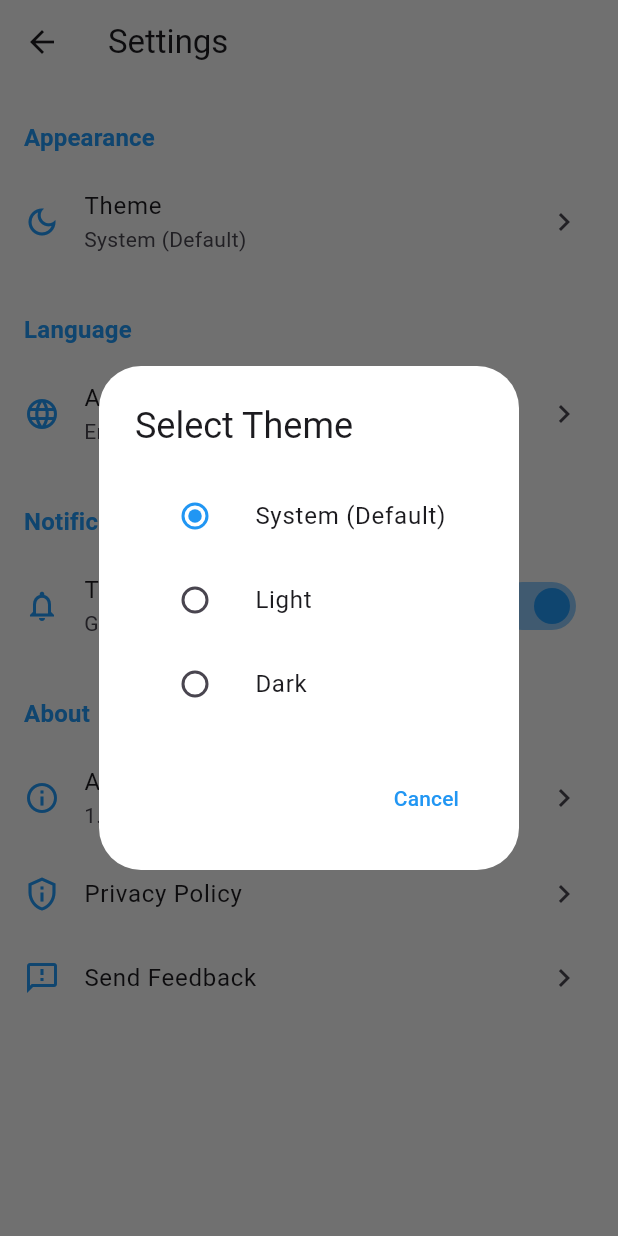
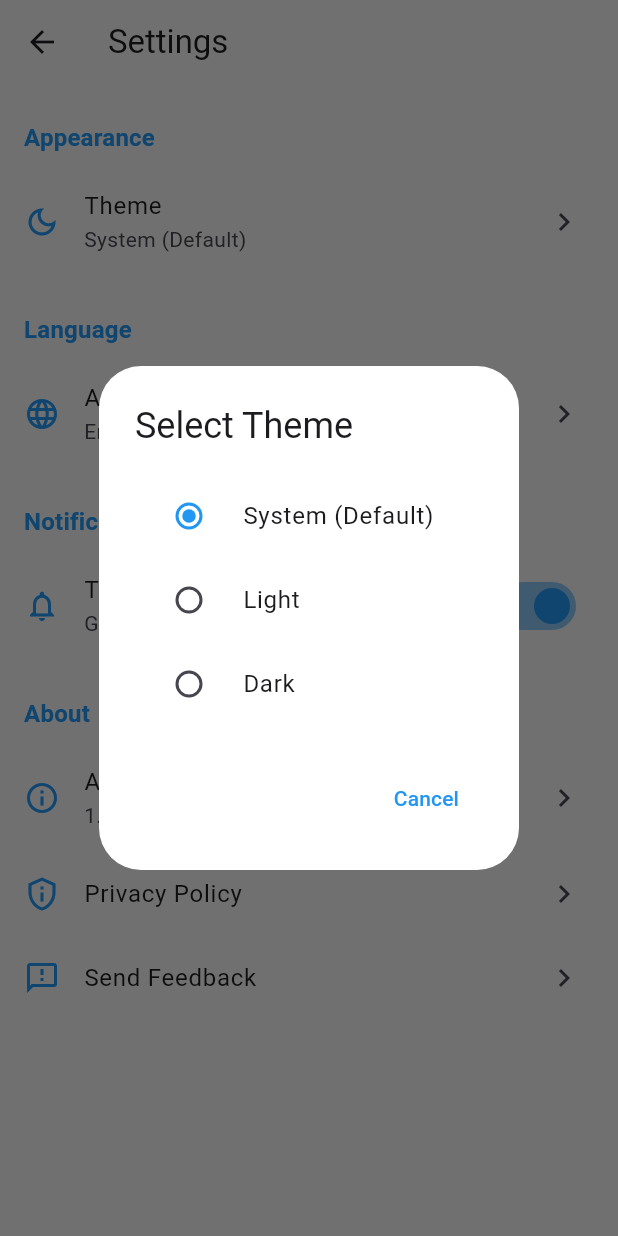
Before and after one commit to berkeenesakt/packflow, a Flutter app: the SettingsView screen opened by its route, after a tap on "Theme", on a phone screen of 412 x 824 dp. Run offline on Flutter 3.47's test engine with Material 3 defaults, Android fonts, the phone set to English and light mode, and no system bars; our stand-ins replace auto_route, easy_localization, equatable, firebase_core, flutter_local_notifications, hive and 4 more; accounts and stored records are empty.

Commit message:
Refactor settings view to replace ListTile with RadioListTile for theme and language selection, improving UI consistency and user interaction. Update onChanged behavior for better responsiveness.

```diff
--- a/lib/ui/view/settings/settings_view.dart
+++ b/lib/ui/view/settings/settings_view.dart
@@ -139,9 +139,8 @@ class _SettingsViewState extends State<SettingsView> {
         content: Column(
           mainAxisSize: MainAxisSize.min,
           children: [
-            ListTile(
+            RadioListTile<ThemeMode>(
               title: Text(LocaleKeys.settings_theme_system.tr()),
-              leading: Radio<ThemeMode>(
               value: ThemeMode.system,
               groupValue: appSettings.themeMode,
               onChanged: (value) {
@@ -149,10 +148,8 @@ class _SettingsViewState extends State<SettingsView> {
                 Navigator.pop(context);
               },
             ),
-            ),
-            ListTile(
+            RadioListTile<ThemeMode>(
               title: Text(LocaleKeys.settings_theme_light.tr()),
-              leading: Radio<ThemeMode>(
               value: ThemeMode.light,
               groupValue: appSettings.themeMode,
               onChanged: (value) {
@@ -160,17 +157,14 @@ class _SettingsViewState extends State<SettingsView> {
                 Navigator.pop(context);
               },
             ),
-            ),
-            ListTile(
+            RadioListTile<ThemeMode>(
               title: Text(LocaleKeys.settings_theme_dark.tr()),
-              leading: Radio<ThemeMode>(
               value: ThemeMode.dark,
               groupValue: appSettings.themeMode,
               onChanged: (value) {
                 appSettings.setThemeMode(ThemeMode.dark);
                 Navigator.pop(context);
               },
-              ),
             ),
           ],
         ),
@@ -192,9 +186,8 @@ class _SettingsViewState extends State<SettingsView> {
         content: Column(
           mainAxisSize: MainAxisSize.min,
           children: [
-            ListTile(
+            RadioListTile<String>(
               title: const Text('English'),
-              leading: Radio<String>(
               value: 'en',
               groupValue: context.locale.languageCode,
               onChanged: (value) {
@@ -202,17 +195,14 @@ class _SettingsViewState extends State<SettingsView> {
                 Navigator.pop(context);
               },
             ),
-            ),
-            ListTile(
+            RadioListTile<String>(
               title: const Text('Türkçe'),
-              leading: Radio<String>(
               value: 'tr',
               groupValue: context.locale.languageCode,
               onChanged: (value) {
                 appSettings.setLocale(context, Locales.tr.locale);
                 Navigator.pop(context);
               },
-              ),
             ),
           ],
         ),
@@ -272,6 +262,7 @@ class _SettingsViewState extends State<SettingsView> {
         onChanged: onChanged,
         activeColor: Theme.of(context).colorScheme.primary,
       ),
+      onTap: () => onChanged(!value),
     );
   }
 }
```
Lines whose indentation alone changed are shown as unchanged.
